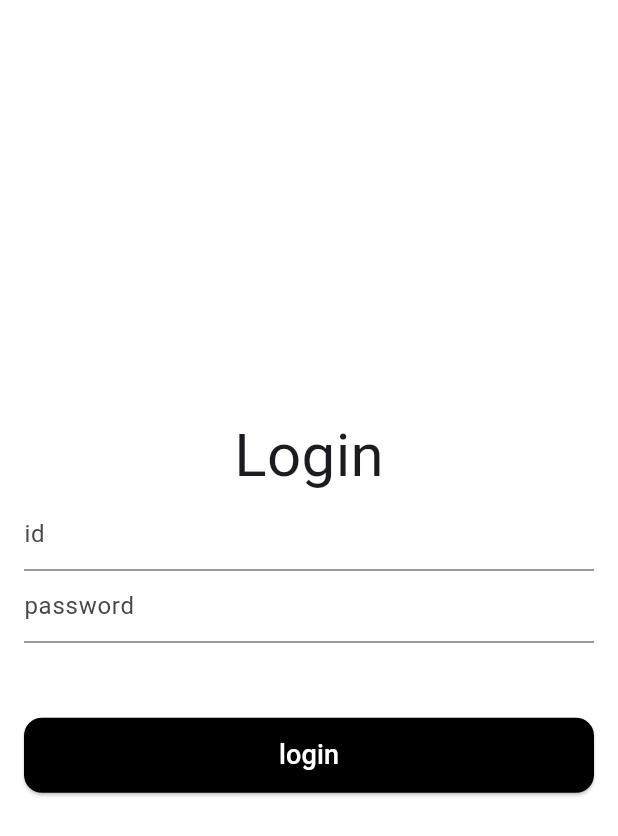
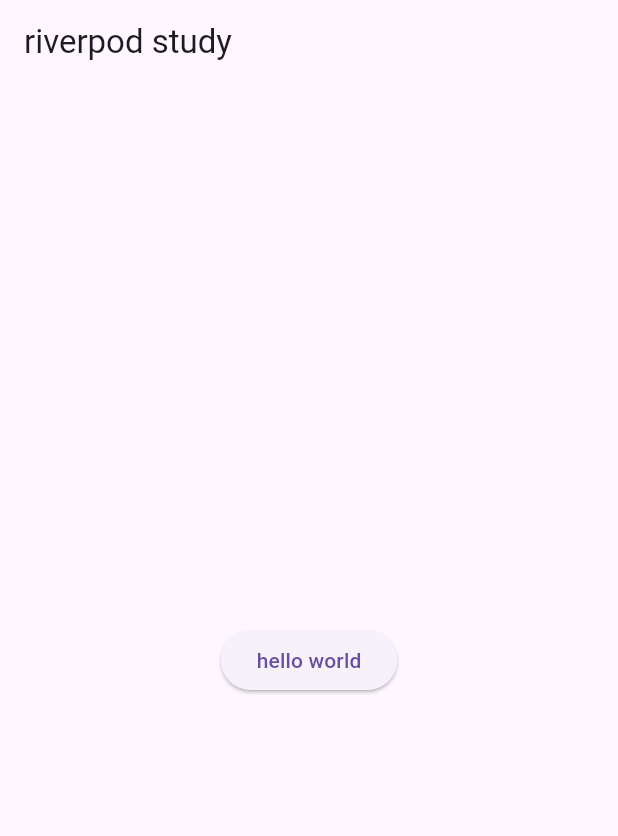
Before and after one commit to jerry-joohee/flutter_study_1, a Flutter app: the screen it shows after launch, on a phone screen of 412 x 824 dp. Shown: the top 836 px of the screen. Run offline on Flutter 3.47's test engine with Material 3 defaults, Android fonts, the phone set to English and light mode, and no system bars; our stand-ins replace flutter_riverpod, riverpod_annotation; generated files the repository leaves out were written again.

Commit message:
riverpod 과제

```diff
--- a/lib/login.dart
+++ b/lib/login.dart
@@ -1,7 +1,5 @@
 import 'package:flutter/material.dart';
 import 'package:flutter_study/todolist.dart';
-import 'package:flutter_riverpod/flutter_riverpod.dart';
-import 'package:flutter_study/riverpod.dart';
 
 class Login extends StatefulWidget {
   const Login({super.key});
--- a/lib/login_2.dart
+++ b/lib/login_2.dart
@@ -1,7 +1,6 @@
 import 'package:flutter/material.dart';
 import 'package:flutter_study/todolist.dart';
 import 'package:flutter_riverpod/flutter_riverpod.dart';
-import 'package:flutter_study/riverpod.dart';
 
 // 로그인 상태를 관리하는 클래스
 class LoginState {
--- a/lib/main.dart
+++ b/lib/main.dart
@@ -3,9 +3,8 @@ import 'package:flutter_riverpod/flutter_riverpod.dart';
 
 import 'package:flutter_study/login.dart';
 import 'package:flutter_study/login_2.dart';
+import 'package:flutter_study/study.dart';
 import 'package:flutter_study/todolist.dart';
-import 'package:flutter_study/home.dart';
-import 'package:flutter_study/riverpod.dart';
 
 void main() {
   runApp(
@@ -25,7 +24,7 @@ class MyApp extends StatelessWidget {
         theme: ThemeData(
           useMaterial3: true,
         ),
-        home: Login2());
+        home: Study());
   }
 }
 
--- /dev/null
+++ b/lib/study.dart
@@ -0,0 +1,38 @@
+import 'package:flutter/material.dart';
+import 'package:flutter_riverpod/flutter_riverpod.dart';
+import 'package:riverpod_annotation/riverpod_annotation.dart';
+
+part 'study.g.dart';
+
+@riverpod
+class helloWorld extends _$helloWorld {
+  @override
+  String build() => 'hello world';
+  void increment() {
+    state = 'ss';
+  }
+}
+// String helloWorld(HelloWorldRef ref) {
+//   return 'Hello world';
+// }
+
+class Study extends ConsumerWidget {
+  @override
+  Widget build(BuildContext context, WidgetRef ref) {
+    final String value = ref.watch(helloWorldProvider);
+
+    return MaterialApp(
+      home: Scaffold(
+        appBar: AppBar(
+          title: Text('riverpod study'),
+        ),
+        body: Center(
+          child: ElevatedButton(
+              onPressed: () =>
+                  ref.read(helloWorldProvider.notifier).increment(),
+              child: Text('${ref.watch(helloWorldProvider)}')),
+        ),
+      ),
+    );
+  }
+}
```
Also changed, not shown: lib/home.dart (deleted, +0 -18 lines), lib/riverpod.dart (deleted, +0 -13 lines).
